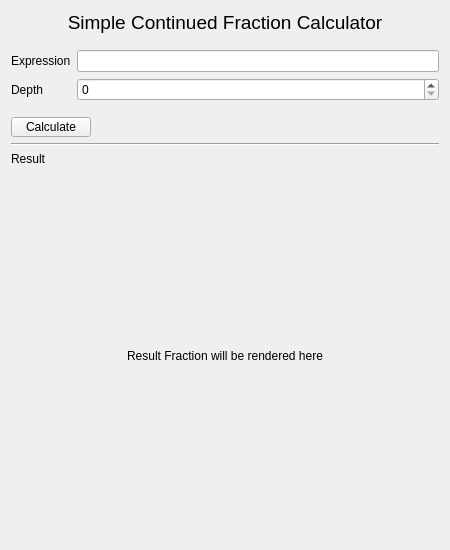
Old version of the form gui/scf_calculator.ui in the repository MathRPG/Continued_Fraction_Calculator.
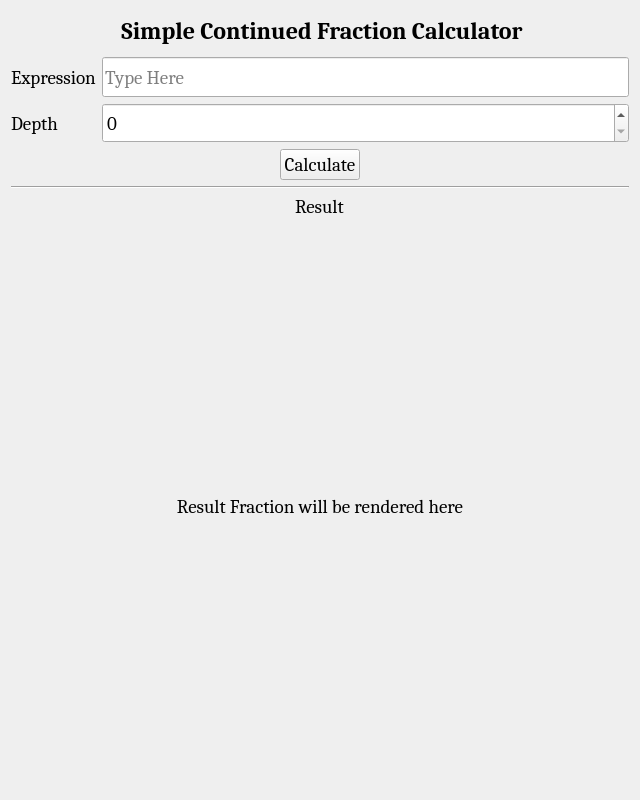
New version of the form.

Commit message: Updated GUI style and error handling

```diff
--- a/gui/scf_calculator.ui
+++ b/gui/scf_calculator.ui
@@ -6,10 +6,28 @@
    <rect>
     <x>0</x>
     <y>0</y>
-    <width>450</width>
-    <height>550</height>
+    <width>640</width>
+    <height>800</height>
    </rect>
   </property>
+  <property name="sizePolicy">
+   <sizepolicy hsizetype="Expanding" vsizetype="Expanding">
+    <horstretch>0</horstretch>
+    <verstretch>0</verstretch>
+   </sizepolicy>
+  </property>
+  <property name="minimumSize">
+   <size>
+    <width>640</width>
+    <height>800</height>
+   </size>
+  </property>
+  <property name="font">
+   <font>
+    <family>Cambria Math</family>
+    <pointsize>14</pointsize>
+   </font>
+  </property>
   <property name="windowTitle">
    <string>Calculator</string>
   </property>
@@ -17,17 +35,29 @@
    <item>
     <widget class="QLabel" name="title_label">
      <property name="sizePolicy">
-      <sizepolicy hsizetype="Preferred" vsizetype="Maximum">
+      <sizepolicy hsizetype="Preferred" vsizetype="Minimum">
        <horstretch>0</horstretch>
        <verstretch>0</verstretch>
       </sizepolicy>
      </property>
+     <property name="minimumSize">
+      <size>
+       <width>622</width>
+       <height>40</height>
+      </size>
+     </property>
+     <property name="maximumSize">
+      <size>
+       <width>16777215</width>
+       <height>40</height>
+      </size>
+     </property>
      <property name="font">
       <font>
-       <family>Arial</family>
-       <pointsize>14</pointsize>
-       <weight>50</weight>
-       <bold>false</bold>
+       <family>Cambria</family>
+       <pointsize>18</pointsize>
+       <weight>75</weight>
+       <bold>true</bold>
       </font>
      </property>
      <property name="text">
@@ -39,78 +69,171 @@
     </widget>
    </item>
    <item>
-    <spacer name="title_form_spacer">
-     <property name="orientation">
-      <enum>Qt::Vertical</enum>
-     </property>
-     <property name="sizeType">
-      <enum>QSizePolicy::Fixed</enum>
-     </property>
-     <property name="sizeHint" stdset="0">
-      <size>
-       <width>20</width>
-       <height>10</height>
-      </size>
-     </property>
-    </spacer>
-   </item>
-   <item>
-    <layout class="QGridLayout" name="gridLayout">
+    <layout class="QFormLayout" name="formLayout">
      <item row="0" column="0">
       <widget class="QLabel" name="form_expression_label">
+       <property name="sizePolicy">
+        <sizepolicy hsizetype="Preferred" vsizetype="Minimum">
+         <horstretch>0</horstretch>
+         <verstretch>0</verstretch>
+        </sizepolicy>
+       </property>
+       <property name="minimumSize">
+        <size>
+         <width>0</width>
+         <height>20</height>
+        </size>
+       </property>
+       <property name="maximumSize">
+        <size>
+         <width>16777215</width>
+         <height>40</height>
+        </size>
+       </property>
+       <property name="font">
+        <font>
+         <family>Cambria</family>
+         <pointsize>14</pointsize>
+        </font>
+       </property>
        <property name="text">
         <string>Expression</string>
        </property>
       </widget>
      </item>
      <item row="0" column="1">
-      <widget class="QLineEdit" name="form_expression_line_edit"/>
+      <widget class="QLineEdit" name="form_expression_line_edit">
+       <property name="sizePolicy">
+        <sizepolicy hsizetype="Expanding" vsizetype="Minimum">
+         <horstretch>0</horstretch>
+         <verstretch>0</verstretch>
+        </sizepolicy>
+       </property>
+       <property name="minimumSize">
+        <size>
+         <width>0</width>
+         <height>40</height>
+        </size>
+       </property>
+       <property name="maximumSize">
+        <size>
+         <width>16777215</width>
+         <height>40</height>
+        </size>
+       </property>
+       <property name="baseSize">
+        <size>
+         <width>0</width>
+         <height>40</height>
+        </size>
+       </property>
+       <property name="font">
+        <font>
+         <family>Cambria</family>
+         <pointsize>14</pointsize>
+        </font>
+       </property>
+       <property name="text">
+        <string/>
+       </property>
+       <property name="placeholderText">
+        <string>Type Here</string>
+       </property>
+      </widget>
      </item>
      <item row="1" column="0">
       <widget class="QLabel" name="form_depth_label">
+       <property name="sizePolicy">
+        <sizepolicy hsizetype="Preferred" vsizetype="Minimum">
+         <horstretch>0</horstretch>
+         <verstretch>0</verstretch>
+        </sizepolicy>
+       </property>
+       <property name="minimumSize">
+        <size>
+         <width>0</width>
+         <height>20</height>
+        </size>
+       </property>
+       <property name="maximumSize">
+        <size>
+         <width>16777215</width>
+         <height>40</height>
+        </size>
+       </property>
+       <property name="font">
+        <font>
+         <family>Cambria</family>
+         <pointsize>14</pointsize>
+        </font>
+       </property>
        <property name="text">
         <string>Depth</string>
        </property>
       </widget>
      </item>
      <item row="1" column="1">
-      <widget class="QSpinBox" name="form_depth_spin_box"/>
+      <widget class="QSpinBox" name="form_depth_spin_box">
+       <property name="sizePolicy">
+        <sizepolicy hsizetype="Minimum" vsizetype="Preferred">
+         <horstretch>0</horstretch>
+         <verstretch>0</verstretch>
+        </sizepolicy>
+       </property>
+       <property name="minimumSize">
+        <size>
+         <width>0</width>
+         <height>40</height>
+        </size>
+       </property>
+       <property name="maximumSize">
+        <size>
+         <width>16777215</width>
+         <height>40</height>
+        </size>
+       </property>
+       <property name="font">
+        <font>
+         <family>Cambria</family>
+         <pointsize>14</pointsize>
+        </font>
+       </property>
+      </widget>
      </item>
     </layout>
    </item>
-   <item>
-    <spacer name="form_button_spacer">
-     <property name="orientation">
-      <enum>Qt::Vertical</enum>
-     </property>
-     <property name="sizeType">
-      <enum>QSizePolicy::Fixed</enum>
-     </property>
-     <property name="sizeHint" stdset="0">
-      <size>
-       <width>20</width>
-       <height>10</height>
-      </size>
-     </property>
-    </spacer>
-   </item>
-   <item>
+   <item alignment="Qt::AlignHCenter">
     <widget class="QPushButton" name="form_submit_push_button">
      <property name="sizePolicy">
-      <sizepolicy hsizetype="Fixed" vsizetype="Fixed">
+      <sizepolicy hsizetype="Fixed" vsizetype="Minimum">
        <horstretch>0</horstretch>
        <verstretch>0</verstretch>
       </sizepolicy>
      </property>
+     <property name="minimumSize">
+      <size>
+       <width>0</width>
+       <height>30</height>
+      </size>
+     </property>
      <property name="maximumSize">
       <size>
-       <width>80</width>
-       <height>20</height>
+       <width>100</width>
+       <height>40</height>
       </size>
      </property>
+     <property name="font">
+      <font>
+       <family>Cambria</family>
+       <pointsize>14</pointsize>
+      </font>
+     </property>
      <property name="text">
       <string>Calculate</string>
      </property>
+     <property name="flat">
+      <bool>false</bool>
+     </property>
     </widget>
    </item>
    <item>
@@ -120,14 +243,41 @@
      </property>
     </widget>
    </item>
-   <item>
+   <item alignment="Qt::AlignHCenter">
     <widget class="QLabel" name="result_label">
+     <property name="enabled">
+      <bool>true</bool>
+     </property>
      <property name="sizePolicy">
-      <sizepolicy hsizetype="Preferred" vsizetype="Maximum">
+      <sizepolicy hsizetype="Minimum" vsizetype="Minimum">
        <horstretch>0</horstretch>
        <verstretch>0</verstretch>
       </sizepolicy>
      </property>
+     <property name="minimumSize">
+      <size>
+       <width>0</width>
+       <height>21</height>
+      </size>
+     </property>
+     <property name="maximumSize">
+      <size>
+       <width>16777215</width>
+       <height>40</height>
+      </size>
+     </property>
+     <property name="baseSize">
+      <size>
+       <width>0</width>
+       <height>12</height>
+      </size>
+     </property>
+     <property name="font">
+      <font>
+       <family>Cambria</family>
+       <pointsize>14</pointsize>
+      </font>
+     </property>
      <property name="text">
       <string>Result</string>
      </property>
@@ -141,6 +291,15 @@
        <verstretch>0</verstretch>
       </sizepolicy>
      </property>
+     <property name="font">
+      <font>
+       <family>Cambria</family>
+       <pointsize>14</pointsize>
+      </font>
+     </property>
+     <property name="styleSheet">
+      <string notr="true">border: 1pt solid black</string>
+     </property>
      <property name="text">
       <string>Result Fraction will be rendered here</string>
      </property>
```
Left out of the diff: 2 changed lines with no effect on the pictures. The commit also changes 3 other files.
